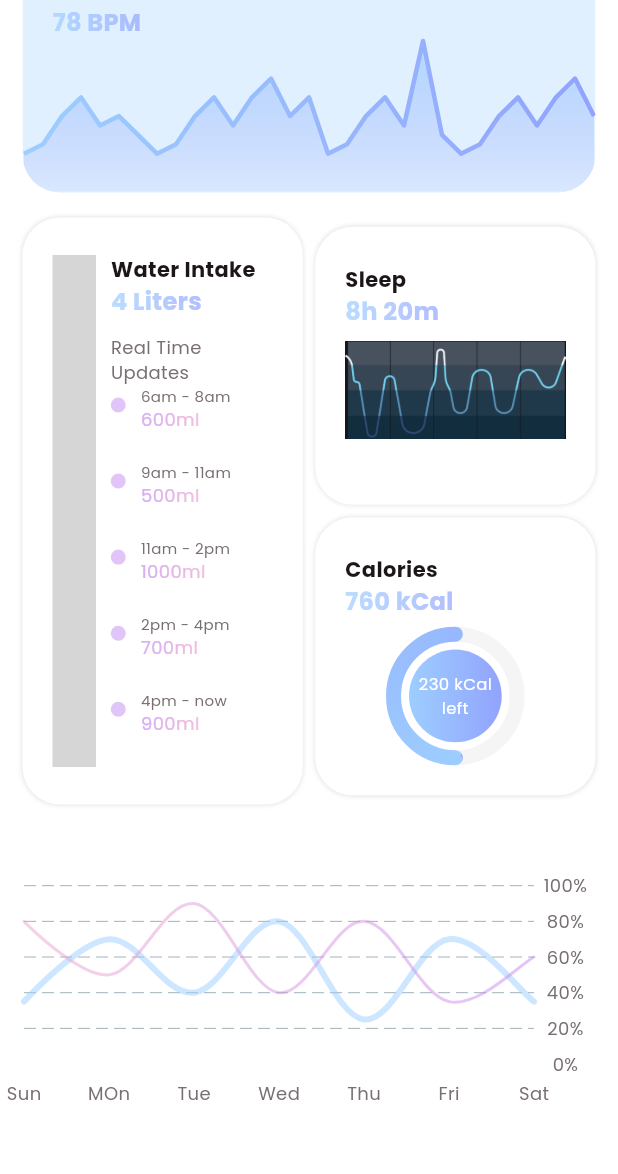
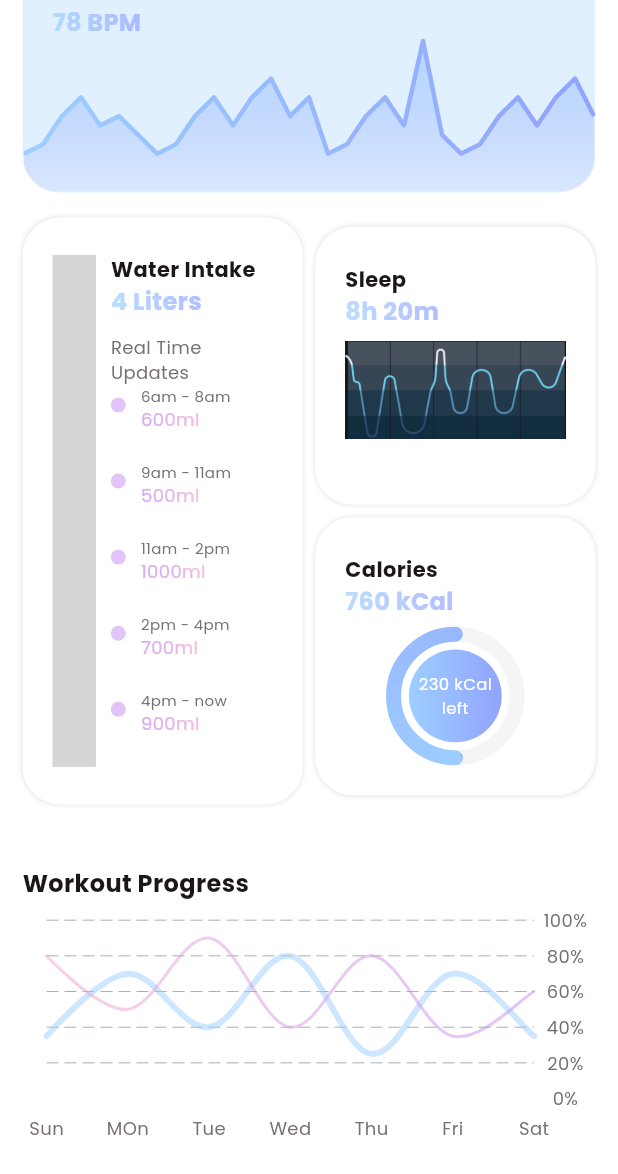
Before and after one commit to sdhaputhanthrie/Fitness-App, a Flutter app: the HomeView screen opened directly, scrolled down 440 dp, on a phone screen of 412 x 824 dp. Shown: the top 1174 px of the screen. Run offline on Flutter 3.47's test engine with Material 3 defaults, Android fonts, the light colour scheme and no system bars; drawn by our look-alikes of fl_chart, simple_circular_progress_bar; our stand-ins replace carousel_slider; missing offline and left inert: dotted_dashed_line, simple_animation_progress_bar; grey boxes are pictures that could not be loaded.

Commit message:
add new title

```diff
--- a/lib/view/home/home_view.dart
+++ b/lib/view/home/home_view.dart
@@ -790,7 +790,19 @@ class _HomeViewState extends State<HomeView> {
                 ),
                 SizedBox(height: media.height * 0.05),
 
+                Row(children: [
+                   Text(
+                  "Workout Progress",
+                  style: TextStyle(
+                    color: TColor.black,
+                    fontSize: 16,
+                    fontWeight: FontWeight.w700,
+                  ),
+                ),
+                ],),
+
                 Container(
+                  padding: const EdgeInsets.only(left: 15),
                   height: media.width * 0.4,
                   width: double.maxFinite,
 
```
